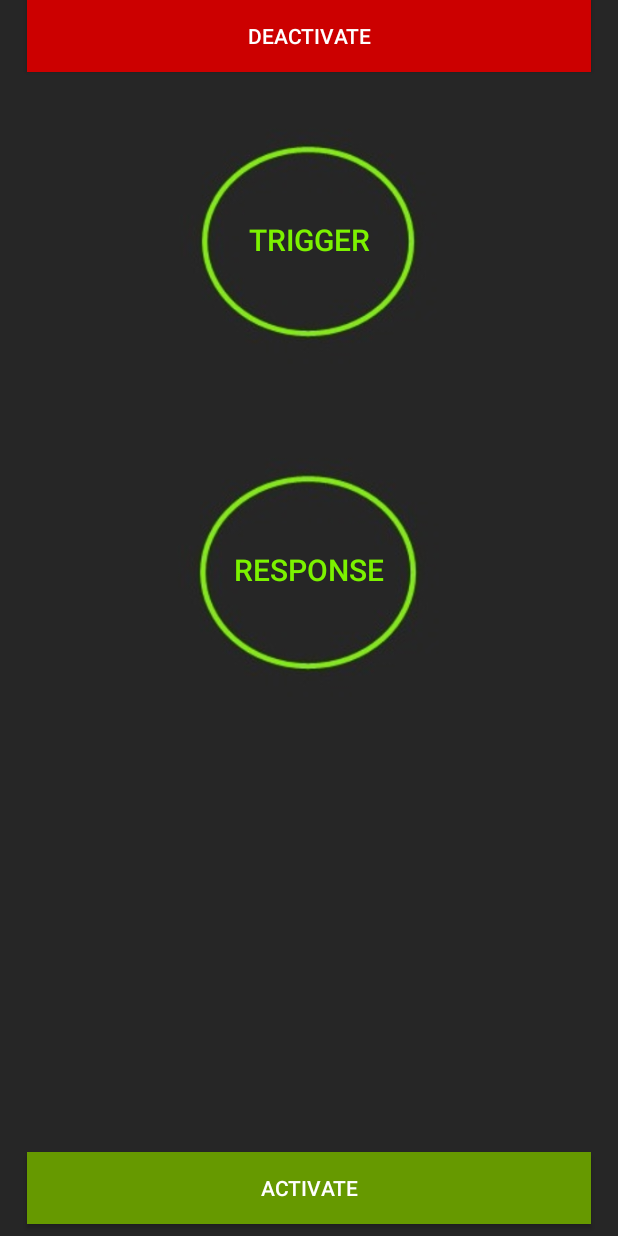
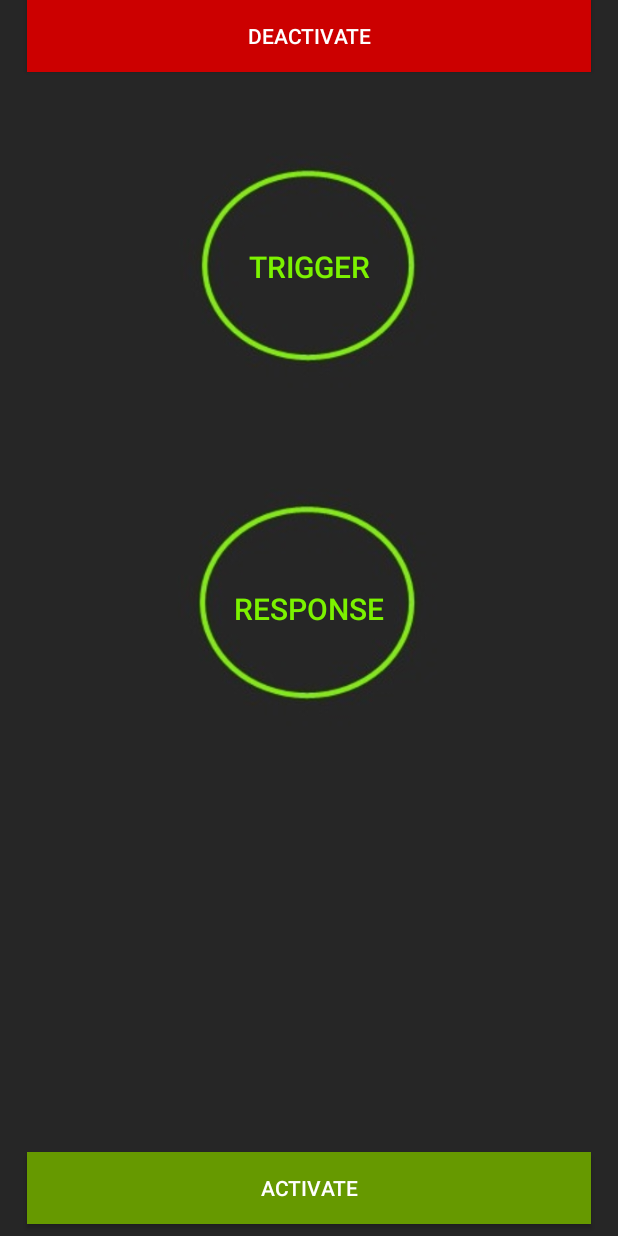
Before and after one commit to TMHuskies/turnMeOn, an Android app: the MainActivity screen opened directly, with no data from a screen before it, on a phone screen of 412 x 824 dp. Run offline under Robolectric (Android 15) with nearby library versions, the phone set to English and light mode, and no system bars; libraries missing offline, so code that uses them is left out: edu.cmu.pocketsphinx.

Commit message:
layout changes to main activity

```diff
--- a/app/src/main/res/layout/activity_main.xml
+++ b/app/src/main/res/layout/activity_main.xml
@@ -14,7 +14,7 @@
         android:layout_height="213dp"
         android:layout_marginEnd="8dp"
         android:layout_marginStart="8dp"
-        android:layout_marginTop="8dp"
+        android:layout_marginTop="24dp"
         android:background="@android:color/transparent"
         app:layout_constraintEnd_toEndOf="parent"
         app:layout_constraintHorizontal_bias="0.503"
@@ -22,13 +22,25 @@
         app:layout_constraintTop_toBottomOf="@+id/deactivateButton"
         app:srcCompat="@drawable/crop_circle" />
 
+    <ImageView
+        android:id="@+id/imageView4"
+        android:layout_width="232dp"
+        android:layout_height="236dp"
+        android:layout_marginEnd="8dp"
+        android:layout_marginStart="8dp"
+        android:background="@android:color/transparent"
+        app:layout_constraintEnd_toEndOf="parent"
+        app:layout_constraintStart_toStartOf="parent"
+        app:layout_constraintTop_toBottomOf="@+id/imageView2"
+        app:srcCompat="@drawable/crop_circle" />
+
     <Button
         android:id="@+id/triggerButton"
-        android:layout_width="246dp"
-        android:layout_height="wrap_content"
+        android:layout_width="142dp"
+        android:layout_height="124dp"
         android:layout_marginEnd="8dp"
         android:layout_marginStart="8dp"
-        android:layout_marginTop="88dp"
+        android:layout_marginTop="68dp"
         android:background="@android:color/transparent"
         android:text="trigger"
         android:textColor="@color/green_font"
@@ -39,11 +51,11 @@
 
     <Button
         android:id="@+id/responseButton"
-        android:layout_width="252dp"
-        android:layout_height="wrap_content"
+        android:layout_width="127dp"
+        android:layout_height="115dp"
         android:layout_marginEnd="8dp"
         android:layout_marginStart="8dp"
-        android:layout_marginTop="172dp"
+        android:layout_marginTop="108dp"
         android:background="@android:color/transparent"
         android:text="response"
         android:textColor="@color/green_font"
@@ -82,17 +94,4 @@
         app:layout_constraintStart_toStartOf="parent"
         tools:layout_editor_absoluteY="3dp" />
 
-    <ImageView
-        android:id="@+id/imageView4"
-        android:layout_width="233dp"
-        android:layout_height="228dp"
-        android:layout_marginEnd="8dp"
-        android:layout_marginStart="8dp"
-        android:background="@android:color/transparent"
-        app:layout_constraintEnd_toEndOf="parent"
-        app:layout_constraintHorizontal_bias="0.503"
-        app:layout_constraintStart_toStartOf="parent"
-        app:layout_constraintTop_toBottomOf="@+id/imageView2"
-        app:srcCompat="@drawable/crop_circle" />
-
 </android.support.constraint.ConstraintLayout>
```
